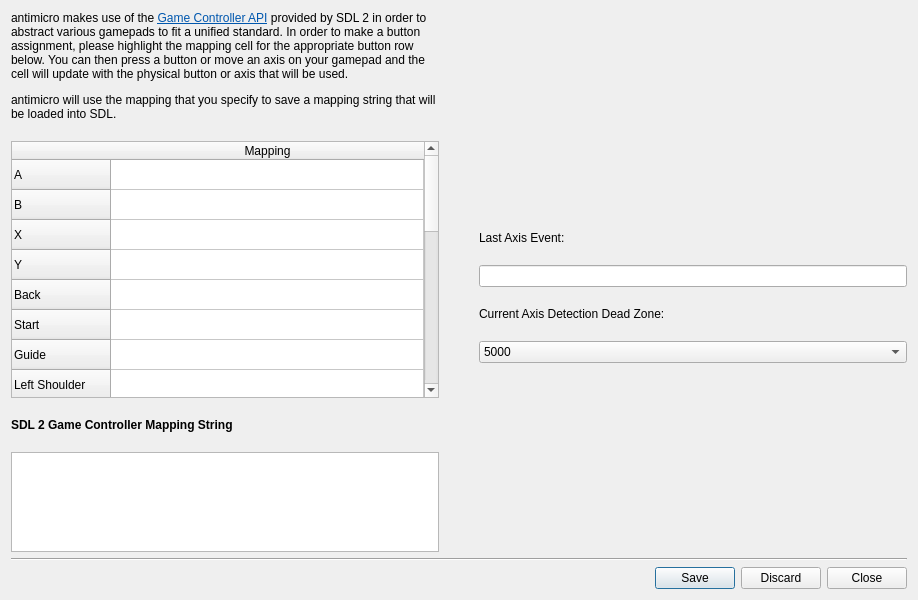
First picture: the form in src/gamecontrollermappingdialog.ui, repository AntiMicroX/antimicrox, before the edit.
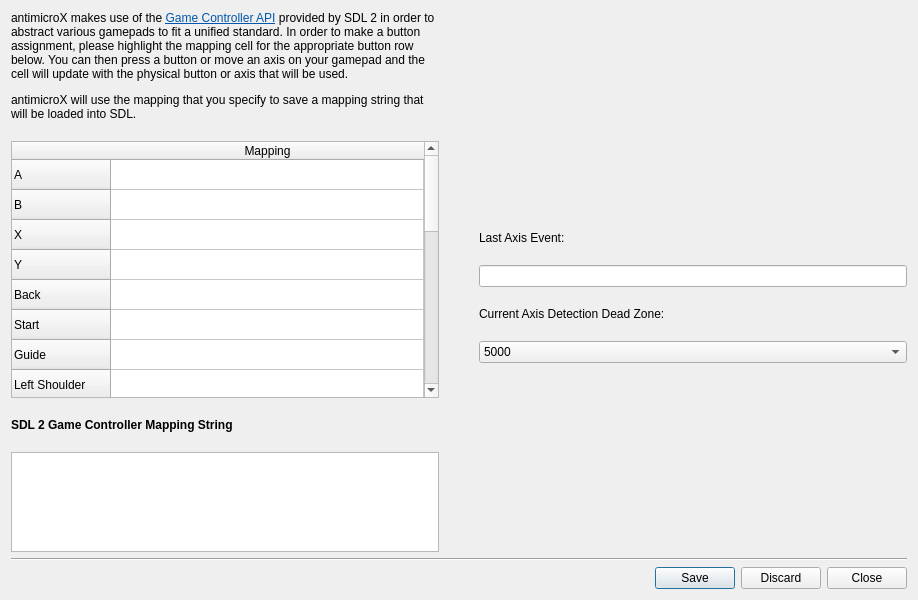
Second picture: the form after the edit. Custom widgets are drawn as their Qt base class.

Commit message: renamed antimicro into antimicroX

Diff of the .ui file:
```diff
--- a/src/gamecontrollermappingdialog.ui
+++ b/src/gamecontrollermappingdialog.ui
@@ -33,7 +33,7 @@
        <item>
         <widget class="QLabel" name="label">
          <property name="text">
-          <string>&lt;html&gt;&lt;head/&gt;&lt;body&gt;&lt;p&gt;antimicro makes use of the &lt;a href=&quot;https://wiki.libsdl.org/CategoryGameController&quot;&gt;&lt;span style=&quot; text-decoration: underline; color:#0057ae;&quot;&gt;Game Controller API&lt;/span&gt;&lt;/a&gt; provided by SDL 2 in order to abstract various gamepads to fit a unified standard. In order to make a button assignment, please highlight the mapping cell for the appropriate button row below. You can then press a button or move an axis on your gamepad and the cell will update with the physical button or axis that will be used.&lt;/p&gt;&lt;p&gt;antimicro will use the mapping that you specify to save a mapping string that will be loaded into SDL.&lt;/p&gt;&lt;/body&gt;&lt;/html&gt;</string>
+          <string>&lt;html&gt;&lt;head/&gt;&lt;body&gt;&lt;p&gt;antimicroX makes use of the &lt;a href=&quot;https://wiki.libsdl.org/CategoryGameController&quot;&gt;&lt;span style=&quot; text-decoration: underline; color:#0057ae;&quot;&gt;Game Controller API&lt;/span&gt;&lt;/a&gt; provided by SDL 2 in order to abstract various gamepads to fit a unified standard. In order to make a button assignment, please highlight the mapping cell for the appropriate button row below. You can then press a button or move an axis on your gamepad and the cell will update with the physical button or axis that will be used.&lt;/p&gt;&lt;p&gt;antimicroX will use the mapping that you specify to save a mapping string that will be loaded into SDL.&lt;/p&gt;&lt;/body&gt;&lt;/html&gt;</string>
          </property>
          <property name="wordWrap">
           <bool>true</bool>
```
The commit also changes 287 other files.
